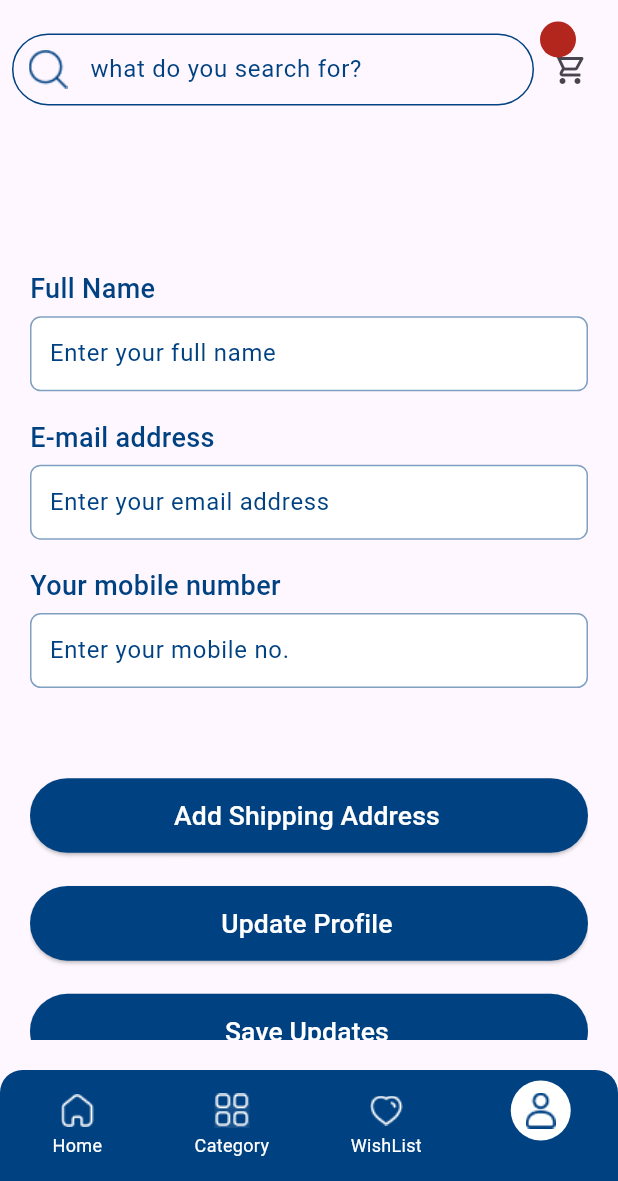
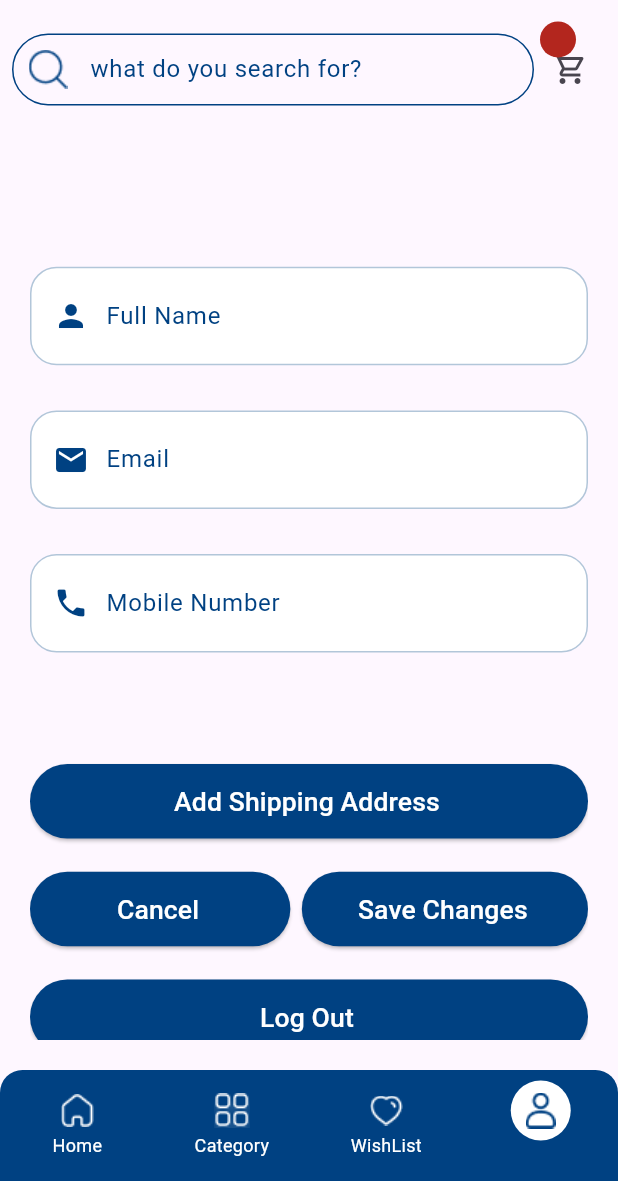
Before and after one commit to marianfayez/e_commerce, a Flutter app: the MainScreen screen opened by its route, item 4 of the bottom bar chosen, after a tap on "Update Profile", on a phone screen of 412 x 824 dp, the part 55-1236 px from its top. Run offline on Flutter 3.47's test engine with Material 3 defaults, Android fonts, the phone set to English and light mode, and no system bars; our stand-ins replace auto_route, auto_size_text, bloc, cached_network_image, dartz, dio and 12 more; missing offline and left inert: carousel_slider_plus, colornames; accounts and stored records are empty; network calls fail; Roboto replaces fonts that are missing (Poppins).

Commit message:
change ui of profile tab & add new address error solve

```diff
--- a/lib/features/main/profile/presentation/Bloc/profile_bloc.dart
+++ b/lib/features/main/profile/presentation/Bloc/profile_bloc.dart
@@ -41,17 +41,14 @@ class ProfileBloc extends Bloc<ProfileEvent, ProfileState> {
     on<AddAddress>((event, emit) async {
       emit(state.copyWith(addAddressRequestState: RequestState.loading));
       var result = await addAddressUseCase.call(model: event.model);
-
       return result.fold((error) {
         print("🔴 Failed to add address: $error");
-
         emit(state.copyWith(
             addAddressRequestState: RequestState.error,
             addAddressFailures: error));
       }, (result) async {
         print("🟢 Address added successfully, refreshing...");
         result.data?.removeWhere((address) => address.id == null);
-
         final refreshedAddress = await addAddressUseCase.getAddress();
         refreshedAddress.fold((err) {
           emit(state.copyWith(
@@ -65,8 +62,8 @@ class ProfileBloc extends Bloc<ProfileEvent, ProfileState> {
             getAddressRequestState: RequestState.success,
             addressModel: updatedAddress,
           ));
-          await Future.delayed(const Duration(milliseconds: 300));
-          emit(state.copyWith(addAddressRequestState: RequestState.init));
+          // await Future.delayed(const Duration(milliseconds: 300));
+          // emit(state.copyWith(addAddressRequestState: RequestState.init));
         });
       });
     });
--- a/lib/features/main/profile/presentation/Screen/profile_tab.dart
+++ b/lib/features/main/profile/presentation/Screen/profile_tab.dart
@@ -8,12 +8,12 @@ import 'package:e_commerce_app/core/widgets/custom_elevated_button.dart';
 import 'package:e_commerce_app/core/widgets/main_text_field.dart';
 import 'package:e_commerce_app/core/widgets/validators.dart';
 import 'package:e_commerce_app/di.dart';
-import 'package:e_commerce_app/features/auth/data/models/auth_model.dart';
 import 'package:e_commerce_app/features/main/profile/data/models/address_model.dart';
 import 'package:e_commerce_app/features/main/profile/presentation/Bloc/profile_bloc.dart';
 import 'package:e_commerce_app/features/main/profile/presentation/Bloc/profile_state.dart';
 import 'package:e_commerce_app/features/main/profile/presentation/widgets/AddAddressSheet.dart';
 import 'package:e_commerce_app/features/main/profile/presentation/widgets/AddressDialog.dart';
+import 'package:e_commerce_app/features/main/profile/presentation/widgets/ProfileInfoSection.dart';
 import 'package:flutter/material.dart';
 import 'package:flutter_bloc/flutter_bloc.dart';
 import 'package:flutter_screenutil/flutter_screenutil.dart';
@@ -64,12 +64,6 @@ class ProfileTabState extends State<ProfileTab> {
               state.getDataRequestState == RequestState.loading ||
                   state.addAddressRequestState == RequestState.loading ||
                   state.updateProfileRequestState == RequestState.loading);
-          if (state.addAddressRequestState == RequestState.success) {
-            ScaffoldMessenger.of(context).showSnackBar(
-              const SnackBar(content: Text("✅ Address added successfully")),
-            );
-            context.read<ProfileBloc>().add(GetAddresses());
-          }
 
           if (state.addAddressRequestState == RequestState.error) {
             ScaffoldMessenger.of(context).showSnackBar(
@@ -132,38 +126,22 @@ class ProfileTabState extends State<ProfileTab> {
                           fontSize: FontSize.s14),
                     ),
                     SizedBox(height: 18.h),
-                    BuildTextField(
-                      borderBackgroundColor:
-                          ColorManager.primary.withOpacity(.5),
-                      readOnly: isFullNameReadOnly,
-                      backgroundColor: ColorManager.white,
-                      hint: 'Enter your full name',
+                    ProfileInfoSection(
                       label: 'Full Name',
+                      value: nameController.text,
                       controller: nameController,
-                      labelTextStyle: getMediumStyle(
-                          color: ColorManager.primary, fontSize: FontSize.s18),
-                      textInputType: TextInputType.text,
-                      validation: AppValidators.validateFullName,
-                      hintTextStyle:
-                          getRegularStyle(color: ColorManager.primary)
-                              .copyWith(fontSize: 18.sp),
+                      isEditing: !isFullNameReadOnly,
+                      icon: Icons.person,
+                      inputType: TextInputType.name,
                     ),
                     SizedBox(height: 18.h),
-                    BuildTextField(
-                      borderBackgroundColor:
-                          ColorManager.primary.withOpacity(.5),
-                      readOnly: isEmailReadOnly,
-                      backgroundColor: ColorManager.white,
-                      hint: 'Enter your email address',
-                      label: 'E-mail address',
+                    ProfileInfoSection(
+                      label: 'Email',
+                      value: emailController.text,
                       controller: emailController,
-                      labelTextStyle: getMediumStyle(
-                          color: ColorManager.primary, fontSize: FontSize.s18),
-                      textInputType: TextInputType.emailAddress,
-                      validation: AppValidators.validateEmail,
-                      hintTextStyle:
-                          getRegularStyle(color: ColorManager.primary)
-                              .copyWith(fontSize: 18.sp),
+                      isEditing: !isEmailReadOnly,
+                      icon: Icons.email,
+                      inputType: TextInputType.emailAddress,
                     ),
                     // SizedBox(height: 18.h),
                     // BuildTextField(
@@ -191,42 +169,26 @@ class ProfileTabState extends State<ProfileTab> {
                     //           .copyWith(fontSize: 18.sp),
                     // ),
                     SizedBox(height: 18.h),
-                    BuildTextField(
+                    ProfileInfoSection(
+                      label: 'Mobile Number',
+                      value: phoneController.text,
                       controller: phoneController,
-                      borderBackgroundColor:
-                          ColorManager.primary.withOpacity(.5),
-                      readOnly: isMobileNumberReadOnly,
-                      backgroundColor: ColorManager.white,
-                      hint: 'Enter your mobile no.',
-                      label: 'Your mobile number',
-                      labelTextStyle: getMediumStyle(
-                          color: ColorManager.primary, fontSize: FontSize.s18),
-                      textInputType: TextInputType.phone,
-                      validation: AppValidators.validatePhoneNumber,
-                      hintTextStyle:
-                          getRegularStyle(color: ColorManager.primary)
-                              .copyWith(fontSize: 18.sp),
+                      isEditing: !isMobileNumberReadOnly,
+                      icon: Icons.phone,
+                      inputType: TextInputType.phone,
                     ),
                     SizedBox(height: 18.h),
                     if (state.addressModel?.data != null &&
                         state.addressModel!.data!.isNotEmpty &&
                         state.addressModel!.data!
                             .any((address) => address.id != null))
-                      BuildTextField(
+                      ProfileInfoSection(
+                        label: 'Address',
+                        value: addressController.text,
                         controller: addressController,
-                        borderBackgroundColor:
-                            ColorManager.primary.withOpacity(.5),
-                        readOnly: isAddressReadOnly,
-                        backgroundColor: ColorManager.white,
-                        hint: 'Address',
-                        label: 'Your Address',
-                        labelTextStyle: getMediumStyle(
-                            color: ColorManager.primary, fontSize: 18),
-                        textInputType: TextInputType.streetAddress,
-                        validation: AppValidators.validateFullName,
-                        hintTextStyle:
-                            getRegularStyle(color: ColorManager.primary)
-                                .copyWith(fontSize: 18.sp),
+                        isEditing: !isAddressReadOnly,
+                        icon: Icons.location_on,
+                        inputType: TextInputType.streetAddress,
                       ),
                     SizedBox(height: 50.h),
                     CustomElevatedButton(
@@ -282,14 +244,14 @@ class ProfileTabState extends State<ProfileTab> {
                                 ),
                                 child: SingleChildScrollView(
                                   child: AddAddressSheet(
-                                    onSave: (name, details, phone, city) {
+                                    onSave: (name, details, phone, city) async{
                                       blocContext.read<ProfileBloc>().add(
                                           AddAddress(AddressData(
                                               name: name,
                                               details: details,
                                               phone: phone,
                                               city: city)));
-                                      Navigator.pop(context);
+
                                     },
                                   ),
                                 ),
@@ -300,58 +262,78 @@ class ProfileTabState extends State<ProfileTab> {
                       },
                     ),
                     SizedBox(height: 25.h),
-                    CustomElevatedButton(
-                      label: 'Update Profile',
+                    Row(
+                      children: [
+                        Expanded(
+                          child: CustomElevatedButton(
+                            label: isFullNameReadOnly
+                                ? 'Update Profile'
+                                : 'Cancel',
                             onTap: () {
                               setState(() {
-                          isFullNameReadOnly = false;
-                          isEmailReadOnly = false;
-                          isMobileNumberReadOnly = false;
+                                final editing = isFullNameReadOnly;
+                                isFullNameReadOnly = !editing;
+                                isEmailReadOnly = !editing;
+                                isMobileNumberReadOnly = !editing;
+                                isAddressReadOnly = !editing;
                               });
                             },
                           ),
-                    SizedBox(height: 25.h),
+                        ),
+                        SizedBox(width: 8.w),
+                        if (!isFullNameReadOnly)
                           CustomElevatedButton(
-                      label: 'Save Updates',
-                      onTap: () async {
+                            label: 'Save Changes',
+                            onTap: () {
                               final currentUser = state.authModel?.user;
 
-                        // نقارن القيم الجديدة بالقديمة ونضيف بس اللي اتغير
-                        final String? updatedName =
-                        nameController.text.trim().isNotEmpty &&
+                              final String? updatedName = nameController.text
+                                  .trim()
+                                  .isNotEmpty &&
                                   nameController.text.trim() != currentUser?.name
                                   ? nameController.text.trim()
                                   : null;
 
                               final String? updatedEmail =
                               emailController.text.trim().isNotEmpty &&
-                            emailController.text.trim() != currentUser?.email
+                                  emailController.text.trim() !=
+                                      currentUser?.email
                                   ? emailController.text.trim()
                                   : null;
 
                               final String? updatedPhone =
                               phoneController.text.trim().isNotEmpty &&
-                            phoneController.text.trim() != currentUser?.phone
+                                  phoneController.text.trim() !=
+                                      currentUser?.phone
                                   ? phoneController.text.trim()
                                   : null;
 
-                        // لو المستخدم مدخلش أي تغييرات
-                        if (updatedName == null && updatedEmail == null && updatedPhone == null) {
+                              if (updatedName == null &&
+                                  updatedEmail == null &&
+                                  updatedPhone == null) {
                                 ScaffoldMessenger.of(context).showSnackBar(
-                            const SnackBar(content: Text("لم يتم تعديل أي بيانات")),
+                                  const SnackBar(content: Text("No changes")),
                                 );
                                 return;
                               }
                               context.read<ProfileBloc>().add(UpdateUserProfileEvent(
-                          name: nameController.text.isNotEmpty ? nameController.text : null,
-                          email: emailController.text.isNotEmpty ? emailController.text : null,
-                          phone: phoneController.text.isNotEmpty ? phoneController.text : null,));
+                                name: nameController.text.isNotEmpty
+                                    ? nameController.text
+                                    : null,
+                                email: emailController.text.isNotEmpty
+                                    ? emailController.text
+                                    : null,
+                                phone: phoneController.text.isNotEmpty
+                                    ? phoneController.text
+                                    : null,
+                              ));
                               setState(() {
                                 isFullNameReadOnly = true;
                                 isEmailReadOnly = true;
                                 isMobileNumberReadOnly = true;
-                        });
-                      },
+                              });                              },
+                          ),
+                      ],
                     ),
                     SizedBox(height: 25.h),
 
--- /dev/null
+++ b/lib/features/main/profile/presentation/widgets/ProfileInfoSection.dart
@@ -0,0 +1,89 @@
+import 'package:flutter/material.dart';
+import 'package:flutter_screenutil/flutter_screenutil.dart';
+import 'package:e_commerce_app/core/resources/color_manager.dart';
+import 'package:e_commerce_app/core/resources/styles_manager.dart';
+import 'package:e_commerce_app/core/resources/font_manager.dart';
+
+class ProfileInfoSection extends StatelessWidget {
+  final String label;
+  final String value;
+  final bool isEditing;
+  final TextEditingController controller;
+  final IconData icon;
+  final TextInputType inputType;
+
+  const ProfileInfoSection({
+    super.key,
+    required this.label,
+    required this.value,
+    required this.isEditing,
+    required this.controller,
+    required this.icon,
+    required this.inputType,
+  });
+
+  @override
+  Widget build(BuildContext context) {
+    return Card(
+      color: ColorManager.white,
+      shape: RoundedRectangleBorder(
+        borderRadius: BorderRadius.circular(20.r),
+        side: BorderSide(color: ColorManager.primary.withOpacity(.3)),
+      ),
+      elevation: 0,
+      margin: EdgeInsets.only(bottom: 16.h),
+      child: Padding(
+        padding: EdgeInsets.symmetric(horizontal: 16.w, vertical: 10.h),
+        child: Row(
+          crossAxisAlignment: CrossAxisAlignment.center,
+          children: [
+            Icon(icon, color: ColorManager.primary),
+            SizedBox(width: 12.w),
+            Flexible(
+              child: AnimatedSwitcher(
+                duration: const Duration(milliseconds: 250),
+                child: isEditing
+                    ? TextField(
+                  key: const ValueKey("editable"),
+                  controller: controller,
+                  keyboardType: inputType,
+                  style: getMediumStyle(
+                    color: ColorManager.primary,
+                    fontSize: FontSize.s16,
+                  ),
+                  decoration: InputDecoration(
+                    labelText: label,
+                    labelStyle: TextStyle(color: ColorManager.primary),
+                    border: InputBorder.none,
+                    isDense: true,
+                  ),
+                )
+                    : Column(
+                  key: const ValueKey("readonly"),
+                  crossAxisAlignment: CrossAxisAlignment.start,
+                  children: [
+                    Text(
+                      label,
+                      style: getRegularStyle(
+                        color: ColorManager.primary.withOpacity(.6),
+                        fontSize: FontSize.s14,
+                      ),
+                    ),
+                    SizedBox(height: 4.h),
+                    Text(
+                      value.isEmpty ? "Not set" : value,
+                      style: getSemiBoldStyle(
+                        color: ColorManager.primary,
+                        fontSize: FontSize.s16,
+                      ),
+                    ),
+                  ],
+                ),
+              ),
+            ),
+          ],
+        ),
+      ),
+    );
+  }
+}
```
Lines whose indentation alone changed are shown as unchanged.
